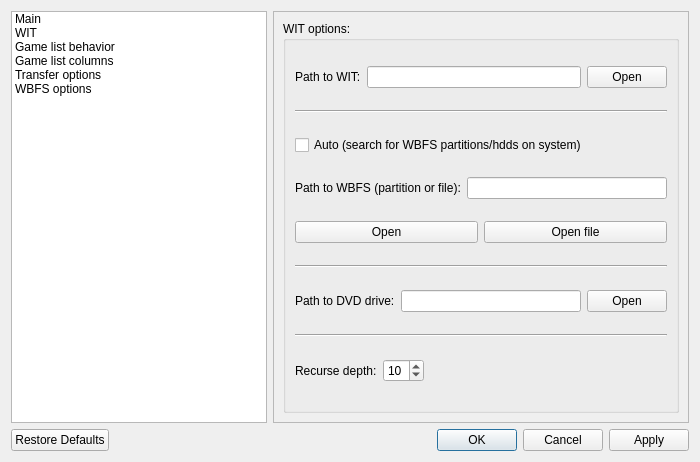
The window that resources/ui/settings.ui (evertonstz/wiibafu) describes before a commit, drawn with Qt 5.
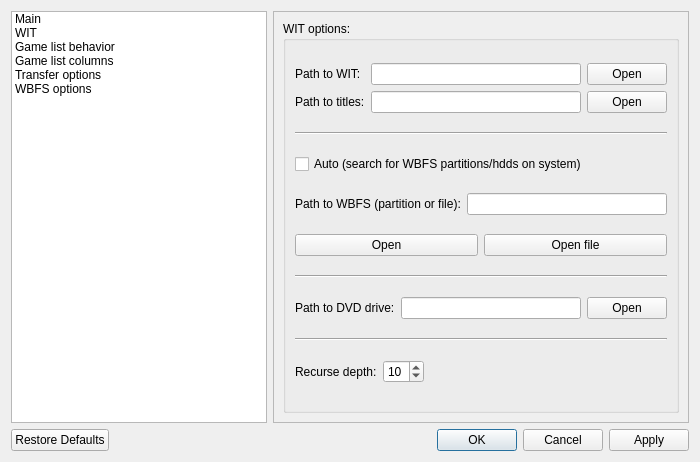
The same window after the commit. The open tabs and pages were chosen to show the change. Icons and pictures are not drawn.

Commit message: Autosearch path to wit and titles improved, set path for titles via settings

The edit to the form file:
```diff
--- a/resources/ui/settings.ui
+++ b/resources/ui/settings.ui
@@ -449,24 +449,41 @@
          </property>
          <layout class="QVBoxLayout" name="verticalLayout_3">
           <item>
-           <layout class="QHBoxLayout" name="horizontalLayout_3">
-            <item>
+           <layout class="QGridLayout" name="gridLayout_13">
+            <item row="0" column="0">
              <widget class="QLabel" name="label_4">
               <property name="text">
                <string>Path to WIT:</string>
               </property>
              </widget>
             </item>
-            <item>
+            <item row="0" column="1">
              <widget class="QLineEdit" name="wit_lineEdit_PathToWIT"/>
             </item>
-            <item>
+            <item row="0" column="2">
              <widget class="QPushButton" name="wit_pushButton_PathToWITOpen">
               <property name="text">
                <string>Open</string>
               </property>
              </widget>
             </item>
+            <item row="1" column="0">
+             <widget class="QLabel" name="label_13">
+              <property name="text">
+               <string>Path to titles:</string>
+              </property>
+             </widget>
+            </item>
+            <item row="1" column="1">
+             <widget class="QLineEdit" name="wit_lineEdit_PathToTitles"/>
+            </item>
+            <item row="1" column="2">
+             <widget class="QPushButton" name="wit_pushButton_PathToTitlesOpen">
+              <property name="text">
+               <string>Open</string>
+              </property>
+             </widget>
+            </item>
            </layout>
           </item>
           <item>
```
The commit also changes 12 other files.
